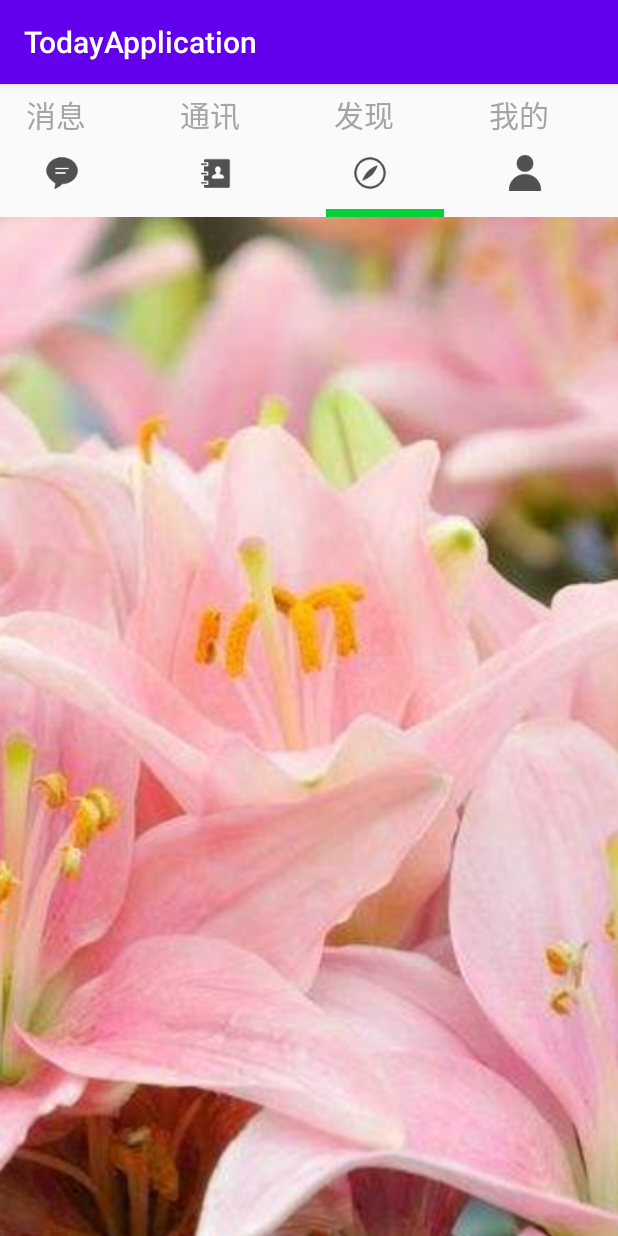
After one commit to gallifreyCar/TodayApplication, an Android app: the TabLayoutActivity screen opened directly, with no data from a screen before it, on a phone screen of 412 x 824 dp. The commit adds this screen. Run offline under Robolectric (Android 15) with nearby library versions, the light colour scheme and no system bars.

Commit message:
更新TabLayout和ViewPager2的内容

```diff
--- a/app/src/main/AndroidManifest.xml
+++ b/app/src/main/AndroidManifest.xml
@@ -18,6 +18,12 @@
         android:roundIcon="@mipmap/ic_launcher_round"
         android:supportsRtl="true"
         android:theme="@style/Theme.TodayApplication">
+        <activity
+            android:name=".webview.WebViewActivity"
+            android:exported="false" />
+        <activity
+            android:name=".tablayout.TabLayoutActivity"
+            android:exported="false" />
         <activity
             android:name=".recyclerview.RecyclerViewActivity"
             android:exported="false" />
--- a/app/src/main/java/com/gallifrey/todayapplication/MainActivity.java
+++ b/app/src/main/java/com/gallifrey/todayapplication/MainActivity.java
@@ -19,6 +19,7 @@ import com.gallifrey.todayapplication.menu.ContextMenuActivity;
 import com.gallifrey.todayapplication.menu.OptionsMenuActivity;
 import com.gallifrey.todayapplication.menu.PopupMenuActivity;
 import com.gallifrey.todayapplication.recyclerview.RecyclerViewActivity;
+import com.gallifrey.todayapplication.tablayout.TabLayoutActivity;
 import com.gallifrey.todayapplication.toolbar.ToolbarActivity;
 
 public class MainActivity extends AppCompatActivity implements View.OnClickListener{
@@ -27,7 +28,7 @@ public class MainActivity extends AppCompatActivity implements View.OnClickListe
     private MyApplication myApplication;
     private Button mBtnEvent,mBtnTextView,mBtnButton,mBtnEditText,mBtnRadioButton,mBtnCheckBox,mBtnTbSw;
     private Button mBtnDialog,mBtnFragment,mBtnOptions,mBtnContext,mBtnPopup,mBtnToolbar;
-    private Button mBtnListview,mBtnGridView,mBtnRecycleView;
+    private Button mBtnListview,mBtnGridView,mBtnRecycleView,mBtnTabLayout;
     private MyButton myButton;
     private  MyEditText myEditText;
     @SuppressLint("ClickableViewAccessibility")
@@ -180,6 +181,9 @@ public class MainActivity extends AppCompatActivity implements View.OnClickListe
         mBtnRecycleView=findViewById(R.id.btn_recycleview);
         mBtnRecycleView.setOnClickListener(myClickListener);
 
+        mBtnTabLayout=findViewById(R.id.btn_tablayout);
+        mBtnTabLayout.setOnClickListener(myClickListener);
+
         }
 
     class MyClickListener implements View.OnClickListener{
@@ -231,6 +235,9 @@ public class MainActivity extends AppCompatActivity implements View.OnClickListe
                     break;
                 case R.id.btn_recycleview:
                     intent=new Intent(MainActivity.this, RecyclerViewActivity.class);
+                    break;
+                case R.id.btn_tablayout:
+                    intent=new Intent(MainActivity.this, TabLayoutActivity.class);
                     break;
                 default:
                     throw new IllegalArgumentException("null pointer");
--- /dev/null
+++ b/app/src/main/java/com/gallifrey/todayapplication/tablayout/IconRelation.java
@@ -0,0 +1,27 @@
+package com.gallifrey.todayapplication.tablayout;
+
+public class IconRelation {
+    private int imageId;
+    private String name;
+
+    public IconRelation(int imageId, String name) {
+        this.imageId = imageId;
+        this.name = name;
+    }
+
+    public int getImageId() {
+        return imageId;
+    }
+
+    public void setImageId(int imageId) {
+        this.imageId = imageId;
+    }
+
+    public String getName() {
+        return name;
+    }
+
+    public void setName(String name) {
+        this.name = name;
+    }
+}
--- /dev/null
+++ b/app/src/main/java/com/gallifrey/todayapplication/tablayout/ImageAdapter.java
@@ -0,0 +1,28 @@
+package com.gallifrey.todayapplication.tablayout;
+
+import androidx.annotation.NonNull;
+import androidx.fragment.app.Fragment;
+import androidx.fragment.app.FragmentManager;
+import androidx.fragment.app.FragmentPagerAdapter;
+
+import java.util.List;
+
+public class ImageAdapter extends FragmentPagerAdapter {
+    private List<Fragment> fragmentList;
+    public ImageAdapter(@NonNull FragmentManager fm, int behavior, List<Fragment> fragmentList) {
+        super(fm, behavior);
+        this.fragmentList=fragmentList;
+
+    }
+
+    @NonNull
+    @Override
+    public Fragment getItem(int position) {
+        return fragmentList.get(position);
+    }
+
+    @Override
+    public int getCount() {
+        return fragmentList.size();
+    }
+}
--- /dev/null
+++ b/app/src/main/java/com/gallifrey/todayapplication/tablayout/ImageStateAdapter.java
@@ -0,0 +1,27 @@
+package com.gallifrey.todayapplication.tablayout;
+
+import androidx.annotation.NonNull;
+import androidx.fragment.app.Fragment;
+import androidx.fragment.app.FragmentActivity;
+import androidx.viewpager2.adapter.FragmentStateAdapter;
+
+import java.util.List;
+
+public class ImageStateAdapter extends FragmentStateAdapter {
+    private List<Fragment>fragmentList;
+    public ImageStateAdapter(@NonNull FragmentActivity fragmentActivity, List<Fragment> fragmentList) {
+        super(fragmentActivity);
+        this.fragmentList=fragmentList;
+    }
+
+    @NonNull
+    @Override
+    public Fragment createFragment(int position) {
+        return fragmentList.get(position);
+    }
+
+    @Override
+    public int getItemCount() {
+        return fragmentList.size();
+    }
+}
--- /dev/null
+++ b/app/src/main/java/com/gallifrey/todayapplication/tablayout/MessageFragment.java
@@ -0,0 +1,69 @@
+package com.gallifrey.todayapplication.tablayout;
+
+import android.os.Bundle;
+
+import androidx.fragment.app.Fragment;
+
+import android.view.LayoutInflater;
+import android.view.View;
+import android.view.ViewGroup;
+import android.widget.ImageView;
+
+import com.gallifrey.todayapplication.R;
+
+/**
+ * A simple {@link Fragment} subclass.
+ * Use the {@link MessageFragment#newInstance} factory method to
+ * create an instance of this fragment.
+ */
+public class MessageFragment extends Fragment {
+
+    // TODO: Rename parameter arguments, choose names that match
+    // the fragment initialization parameters, e.g. ARG_ITEM_NUMBER
+    private static final String ARG_PARAM1 = "param1";
+//    private static final String ARG_PARAM2 = "param2";
+
+    // TODO: Rename and change types of parameters
+    private int mParam1;
+
+    public MessageFragment() {
+        // Required empty public constructor
+    }
+
+    /**
+     * Use this factory method to create a new instance of
+     * this fragment using the provided parameters.
+     *
+     * @param param1 Parameter 1.
+//     * @param param2 Parameter 2.
+     * @return A new instance of fragment MessageFragment.
+     */
+    // TODO: Rename and change types and number of parameters
+    public static MessageFragment newInstance(int param1) {
+        MessageFragment fragment = new MessageFragment();
+        Bundle args = new Bundle();
+        args.putInt(ARG_PARAM1, param1);
+//        args.putString(ARG_PARAM2, param2);
+        fragment.setArguments(args);
+        return fragment;
+    }
+
+    @Override
+    public void onCreate(Bundle savedInstanceState) {
+        super.onCreate(savedInstanceState);
+        if (getArguments() != null) {
+            mParam1 = getArguments().getInt(ARG_PARAM1);
+//            mParam2 = getArguments().getString(ARG_PARAM2);
+        }
+    }
+
+    @Override
+    public View onCreateView(LayoutInflater inflater, ViewGroup container,
+                             Bundle savedInstanceState) {
+        // Inflate the layout for this fragment
+        View view= inflater.inflate(R.layout.fragment_message2, container, false);
+        ImageView imageView=view.findViewById(R.id.fl_iv);
+        imageView.setImageResource(mParam1);
+        return view;
+    }
+}
--- /dev/null
+++ b/app/src/main/java/com/gallifrey/todayapplication/tablayout/TabLayoutActivity.java
@@ -0,0 +1,121 @@
+package com.gallifrey.todayapplication.tablayout;
+
+import androidx.annotation.NonNull;
+import androidx.appcompat.app.AppCompatActivity;
+import androidx.fragment.app.Fragment;
+import androidx.fragment.app.FragmentPagerAdapter;
+import androidx.viewpager.widget.ViewPager;
+import androidx.viewpager2.widget.ViewPager2;
+
+import android.os.Bundle;
+import android.view.LayoutInflater;
+import android.view.View;
+import android.widget.ImageView;
+import android.widget.TextView;
+
+import com.gallifrey.todayapplication.R;
+import com.google.android.material.tabs.TabLayout;
+import com.google.android.material.tabs.TabLayoutMediator;
+
+import java.util.ArrayList;
+import java.util.List;
+
+public class TabLayoutActivity extends AppCompatActivity {
+    private TabLayout mTabLayout;
+    private List<IconRelation> iconRelationList;
+    private List<Fragment> fragmentList;
+//    private ViewPager viewPager;
+//    viewPage已经停止维护，改为使用viewPage2
+    private ViewPager2 viewPager2;
+    @Override
+
+    protected void onCreate(Bundle savedInstanceState) {
+        super.onCreate(savedInstanceState);
+        setContentView(R.layout.activity_tab_layout);
+        mTabLayout=findViewById(R.id.tab_layout);
+//        viewPager=findViewById(R.id.view_pager);
+        viewPager2=findViewById(R.id.view_pager2);
+
+
+        //通过代码动态添加选项卡
+//        mTabLayout.addTab(mTabLayout.newTab().setText("tab1"));
+//        mTabLayout.addTab(mTabLayout.newTab().setText("tab2"));
+//        mTabLayout.addTab(mTabLayout.newTab().setText("tab3"));
+
+        //初始化图标
+        initIcon();
+        //初始化fragment
+        intiFragment();
+        //viewPager设置适配器
+//        viewPager.setAdapter(new ImageAdapter(getSupportFragmentManager(), FragmentPagerAdapter.BEHAVIOR_RESUME_ONLY_CURRENT_FRAGMENT,fragmentList));
+//        mTabLayout.setupWithViewPager(viewPager);
+
+//      viewPage2设置适配器
+        viewPager2.setAdapter(new ImageStateAdapter(this,fragmentList));
+//      实现viewPage2和tabLayout联动
+        new TabLayoutMediator(mTabLayout, viewPager2, new TabLayoutMediator.TabConfigurationStrategy() {
+            @Override
+            public void onConfigureTab(@NonNull TabLayout.Tab tab, int position) {
+                tab.setCustomView(getTabView(iconRelationList,position));
+            }
+        }).attach();
+
+//        for (int i = 0; i <iconRelationList.size(); i++) {
+////            mTabLayout.addTab(mTabLayout.newTab());
+//            mTabLayout.getTabAt(i).setCustomView(getTabView(iconRelationList,i));
+//        }
+        //设置默认选项
+        mTabLayout.getTabAt(2).select();
+
+        //设置监听
+        mTabLayout.addOnTabSelectedListener(new TabLayout.OnTabSelectedListener() {
+            @Override
+            public void onTabSelected(TabLayout.Tab tab) {
+                View view=tab.getCustomView();
+                ImageView imageView=view.findViewById(R.id.tab_iv);
+                TextView textView=view.findViewById(R.id.tab_tv);
+                imageView.setSelected(true);
+                textView.setTextAppearance(R.style.TabSelectedStyle);
+            }
+
+            @Override
+            public void onTabUnselected(TabLayout.Tab tab) {
+                View view=tab.getCustomView();
+                ImageView imageView=view.findViewById(R.id.tab_iv);
+                TextView textView=view.findViewById(R.id.tab_tv);
+                imageView.setSelected(false);
+                textView.setTextAppearance(R.style.TabUnSelectedStyle);
+            }
+
+            @Override
+            public void onTabReselected(TabLayout.Tab tab) {
+
+            }
+        });
+    }
+
+    private void intiFragment() {
+        fragmentList=new ArrayList<>();
+        fragmentList.add(MessageFragment.newInstance(R.drawable.laohu));
+        fragmentList.add(MessageFragment.newInstance(R.drawable.ziluolande));
+        fragmentList.add(MessageFragment.newInstance(R.drawable.baihe));
+        fragmentList.add(MessageFragment.newInstance(R.drawable.classroom));
+    }
+
+    private View getTabView(List<IconRelation> data,int position) {
+        View view= LayoutInflater.from(this).inflate(R.layout.tab_item,null);
+        ImageView imageView=view.findViewById(R.id.tab_iv);
+        TextView textView=view.findViewById(R.id.tab_tv);
+        imageView.setImageResource(data.get(position).getImageId());
+        textView.setText(data.get(position).getName());
+        return view;
+    }
+
+    private void initIcon() {
+        iconRelationList=new ArrayList<>();
+        iconRelationList.add(new IconRelation(R.drawable.fl_rb_message_bg,"消息"));
+        iconRelationList.add(new IconRelation(R.drawable.fl_rb_phone_bg,"通讯"));
+        iconRelationList.add(new IconRelation(R.drawable.fl_rb_discover_bg,"发现"));
+        iconRelationList.add(new IconRelation(R.drawable.fl_rb_me_bg,"我的"));
+    }
+}
--- /dev/null
+++ b/app/src/main/java/com/gallifrey/todayapplication/webview/WebViewActivity.java
@@ -0,0 +1,16 @@
+package com.gallifrey.todayapplication.webview;
+
+import androidx.appcompat.app.AppCompatActivity;
+
+import android.os.Bundle;
+
+import com.gallifrey.todayapplication.R;
+
+public class WebViewActivity extends AppCompatActivity {
+
+    @Override
+    protected void onCreate(Bundle savedInstanceState) {
+        super.onCreate(savedInstanceState);
+        setContentView(R.layout.activity_web_view);
+    }
+}
--- a/app/src/main/res/layout/activity_main.xml
+++ b/app/src/main/res/layout/activity_main.xml
@@ -268,5 +268,13 @@
             android:textSize="30sp"
             android:text="RecycleActivity"
             android:textAllCaps="false"/>
+        <Button
+            android:layout_width="match_parent"
+            android:layout_height="wrap_content"
+            android:layout_marginTop="10dp"
+            android:id="@+id/btn_tablayout"
+            android:textSize="30sp"
+            android:text="TabLayoutActivity"
+            android:textAllCaps="false"/>
     </LinearLayout>
 </ScrollView>
--- /dev/null
+++ b/app/src/main/res/layout/activity_tab_layout.xml
@@ -0,0 +1,54 @@
+<?xml version="1.0" encoding="utf-8"?>
+<androidx.constraintlayout.widget.ConstraintLayout xmlns:android="http://schemas.android.com/apk/res/android"
+    xmlns:app="http://schemas.android.com/apk/res-auto"
+    xmlns:tools="http://schemas.android.com/tools"
+    android:layout_width="match_parent"
+    android:layout_height="match_parent"
+    tools:context=".tablayout.TabLayoutActivity">
+    <com.google.android.material.tabs.TabLayout
+        app:tabIndicatorColor="#05d236"
+        app:tabIndicatorHeight="5dp"
+        app:tabIndicatorFullWidth="false"
+        app:tabTextColor="#6F392727"
+        app:tabSelectedTextColor="#05d236"
+        app:tabTextAppearance="@style/TabStyle"
+        android:id="@+id/tab_layout"
+        android:layout_width="match_parent"
+        android:layout_height="wrap_content"
+        app:layout_constraintStart_toStartOf="parent"
+        app:layout_constraintTop_toTopOf="parent">
+<!--   静态添加     -->
+<!--        <com.google.android.material.tabs.TabItem-->
+<!--            android:layout_width="wrap_content"-->
+<!--            android:layout_height="match_parent"-->
+<!--            android:text="tab1"/>-->
+<!--        <com.google.android.material.tabs.TabItem-->
+<!--            android:layout_width="wrap_content"-->
+<!--            android:layout_height="match_parent"-->
+<!--            android:text="tab2"/>-->
+<!--        <com.google.android.material.tabs.TabItem-->
+<!--            android:layout_width="wrap_content"-->
+<!--            android:layout_height="match_parent"-->
+<!--            android:text="tab3"/>-->
+
+
+
+    </com.google.android.material.tabs.TabLayout>
+<!--    viewPage已经停止维护，请使用viewPage2-->
+<!--    <androidx.viewpager.widget.ViewPager-->
+<!--        android:id="@+id/view_pager"-->
+<!--        android:layout_width="match_parent"-->
+<!--        android:layout_height="0dp"-->
+<!--        app:layout_constraintVertical_weight="1"-->
+<!--        app:layout_constraintTop_toBottomOf="@id/tab_layout"-->
+<!--        />-->
+    <androidx.viewpager2.widget.ViewPager2
+        android:id="@+id/view_pager2"
+        android:layout_width="match_parent"
+        android:layout_height="0dp"
+        app:layout_constraintVertical_weight="1"
+        app:layout_constraintTop_toBottomOf="@id/tab_layout"
+        />
+
+
+</androidx.constraintlayout.widget.ConstraintLayout>
--- /dev/null
+++ b/app/src/main/res/layout/activity_web_view.xml
@@ -0,0 +1,9 @@
+<?xml version="1.0" encoding="utf-8"?>
+<androidx.constraintlayout.widget.ConstraintLayout xmlns:android="http://schemas.android.com/apk/res/android"
+    xmlns:app="http://schemas.android.com/apk/res-auto"
+    xmlns:tools="http://schemas.android.com/tools"
+    android:layout_width="match_parent"
+    android:layout_height="match_parent"
+    tools:context=".webview.WebViewActivity">
+
+</androidx.constraintlayout.widget.ConstraintLayout>
--- /dev/null
+++ b/app/src/main/res/layout/fragment_message2.xml
@@ -0,0 +1,16 @@
+<?xml version="1.0" encoding="utf-8"?>
+<FrameLayout xmlns:android="http://schemas.android.com/apk/res/android"
+    xmlns:tools="http://schemas.android.com/tools"
+    android:layout_width="match_parent"
+    android:layout_height="match_parent"
+    tools:context=".tablayout.MessageFragment">
+
+    <!-- TODO: Update blank fragment layout -->
+    <ImageView
+        android:layout_width="match_parent"
+        android:layout_height="match_parent"
+        android:id="@+id/fl_iv"
+        android:scaleType="centerCrop"
+        />
+
+</FrameLayout>
--- /dev/null
+++ b/app/src/main/res/layout/tab_item.xml
@@ -0,0 +1,21 @@
+<?xml version="1.0" encoding="utf-8"?>
+<LinearLayout xmlns:android="http://schemas.android.com/apk/res/android"
+    android:layout_width="match_parent"
+    android:layout_height="match_parent"
+    android:orientation="vertical"
+    android:padding="5dp">
+    <TextView
+        android:layout_width="48dp"
+        android:layout_height="wrap_content"
+        android:id="@+id/tab_tv"
+        android:text="测试"
+        android:textColor="#a5a5a5"
+        android:textSize="20sp"/>
+    <ImageView
+        android:layout_width="48dp"
+        android:layout_height="48dp"
+        android:id="@+id/tab_iv"
+        android:scaleType="center"
+        android:src="@drawable/fl_rb_message_bg"/>
+
+</LinearLayout>
--- a/app/src/main/res/values/styles.xml
+++ b/app/src/main/res/values/styles.xml
@@ -28,4 +28,19 @@
         <item name="overlapAnchor">false</item>
     </style>
 
+    <style name="TabStyle">
+        <item name="android:textSize">30sp</item>
+        <item name="android:textStyle">bold</item>
+    </style>
+
+    <style name="TabSelectedStyle">
+        <item name="android:textColor">#05d236</item>
+        <item name="android:textStyle">bold</item>
+    </style>
+
+    <style name="TabUnSelectedStyle">
+        <item name="android:textColor">#a5a5a5</item>
+        <item name="android:textStyle">normal</item>
+    </style>
+
 </resources>
```
Also changed, not shown: app/src/main/res/drawable-v24/laohu.png (added), app/src/main/res/drawable-v24/ziluolande.png (added).
